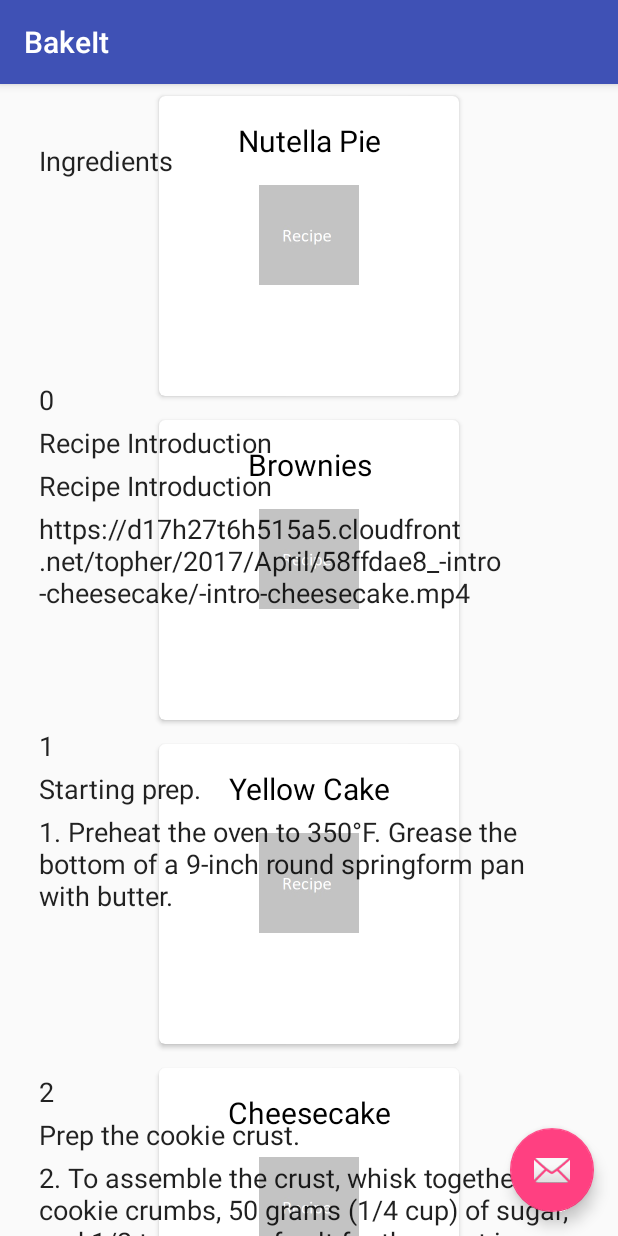
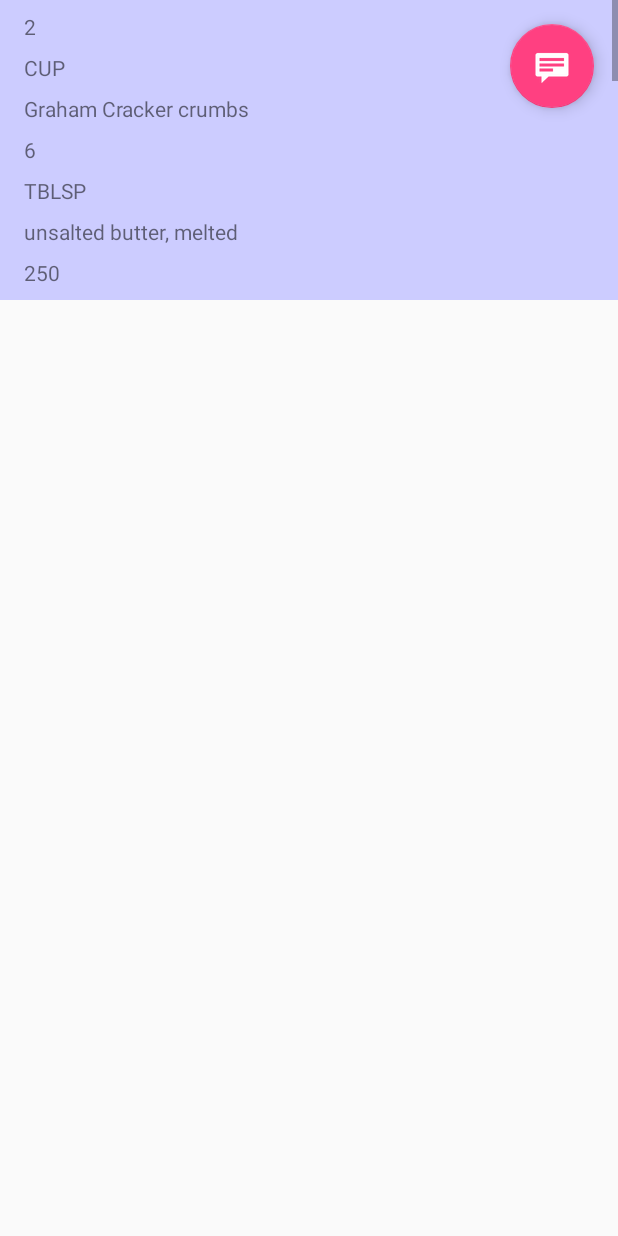
Before and after one commit to GregIzzo/udacity_nanoand_bakeit, an Android app: the fragment RecipeStepsFragment placed in its activity, after a tap on "Ingredients", on a phone screen of 412 x 824 dp. Run offline under Robolectric (Android 15) with nearby library versions, the phone set to English and light mode, and no system bars; our stand-ins replace Picasso; pictures from the network do not load.

Commit message:
feat: Trimming down the 'steps' list
Removing unneeded info/elements from the 'steps' list

```diff
--- a/app/src/main/java/com/example/android/udacity_nanoand_bakeit/RecipeStepsFragment.java
+++ b/app/src/main/java/com/example/android/udacity_nanoand_bakeit/RecipeStepsFragment.java
@@ -100,8 +100,10 @@ public class RecipeStepsFragment extends Fragment  implements RecipeStepsRecycle
 
         if (listPosition == 0){
             //ingredients
-
+            Intent intent = new Intent(getActivity(), ingredient_list_activity.class);
+            startActivity(intent);
         } else {
+            RecipeJSON.setCurrentRecipeStep(listPosition-1);
             Intent intent = new Intent(getActivity(), StepDetailActivity.class);
             //    intent.putExtra(RecipeStepsFragment.ARG_RECIPE_INDEX, listPosition);
             startActivity(intent);
--- a/app/src/main/java/com/example/android/udacity_nanoand_bakeit/RecipeStepsRecyclerAdapter.java
+++ b/app/src/main/java/com/example/android/udacity_nanoand_bakeit/RecipeStepsRecyclerAdapter.java
@@ -49,9 +49,9 @@ public class RecipeStepsRecyclerAdapter extends RecyclerView.Adapter<RecipeSteps
 
         public final TextView stepId;
         public final TextView stepShortDesc;
-        public final TextView stepLongDesc;
-        public final TextView stepVideoURL;
-        public final TextView stepImageURL;
+        //public final TextView stepLongDesc;
+        //public final TextView stepVideoURL;
+      //  public final TextView stepImageURL;
 
 
         public RecipeStepsAdapterViewHolder( View itemView) {
@@ -61,9 +61,9 @@ public class RecipeStepsRecyclerAdapter extends RecyclerView.Adapter<RecipeSteps
 
             stepId = itemView.findViewById(R.id.tv_recipe_id);
             stepShortDesc = itemView.findViewById(R.id.tv_recipe_shortdescription);
-            stepLongDesc = itemView.findViewById(R.id.tv_recipe_description);
-            stepVideoURL = itemView.findViewById(R.id.tv_recipe_videourl);
-            stepImageURL = itemView.findViewById(R.id.tv_recipe_imageurl);
+           // stepLongDesc = itemView.findViewById(R.id.tv_recipe_description);
+           // stepVideoURL = itemView.findViewById(R.id.tv_recipe_videourl);
+           // stepImageURL = itemView.findViewById(R.id.tv_recipe_imageurl);
 
 
             itemView.setOnClickListener(this);
@@ -136,18 +136,18 @@ public class RecipeStepsRecyclerAdapter extends RecyclerView.Adapter<RecipeSteps
       //  RecipeStepsAdapterViewHolder.listItemRecipeName.setText(RecipeJSON.getRecipeName(position));
     if (position == 0) {
         //Position 0 is the 'Ingredients' step
-        RecipeStepsAdapterViewHolder.stepId.setText("");
+      // RecipeStepsAdapterViewHolder.stepId.setText("");
         RecipeStepsAdapterViewHolder.stepShortDesc.setText(R.string.ingredient_step);
-        RecipeStepsAdapterViewHolder.stepLongDesc.setText("");
-        RecipeStepsAdapterViewHolder.stepVideoURL.setText("");
-        RecipeStepsAdapterViewHolder.stepImageURL.setText("");
+       // RecipeStepsAdapterViewHolder.stepLongDesc.setText("");
+      //  RecipeStepsAdapterViewHolder.stepVideoURL.setText("");
+       // RecipeStepsAdapterViewHolder.stepImageURL.setText("");
     } else {
         int step = position -1;
-        RecipeStepsAdapterViewHolder.stepId.setText("" + RecipeJSON.getCurrRecipeStepId(step));
+        RecipeStepsAdapterViewHolder.stepId.setText("" + (RecipeJSON.getCurrRecipeStepId(step)+1));
         RecipeStepsAdapterViewHolder.stepShortDesc.setText(RecipeJSON.getCurrRecipeStepShortDescription(step));
-        RecipeStepsAdapterViewHolder.stepLongDesc.setText(RecipeJSON.getCurrRecipeStepDescription(step));
-        RecipeStepsAdapterViewHolder.stepVideoURL.setText(RecipeJSON.getCurrRecipeStepVideoURL(step));
-        RecipeStepsAdapterViewHolder.stepImageURL.setText(RecipeJSON.getCurrRecipeStepThumbnailURL(step));
+       // RecipeStepsAdapterViewHolder.stepLongDesc.setText(RecipeJSON.getCurrRecipeStepDescription(step));
+       // RecipeStepsAdapterViewHolder.stepVideoURL.setText(RecipeJSON.getCurrRecipeStepVideoURL(step));
+       // RecipeStepsAdapterViewHolder.stepImageURL.setText(RecipeJSON.getCurrRecipeStepThumbnailURL(step));
     }
         /*
         if (imagePath != null && imagePath.length() > 0) {
--- a/app/src/main/java/com/example/android/udacity_nanoand_bakeit/StepDetailFragment.java
+++ b/app/src/main/java/com/example/android/udacity_nanoand_bakeit/StepDetailFragment.java
@@ -64,7 +64,10 @@ public class StepDetailFragment extends Fragment  implements RecipeStepsRecycler
     public View onCreateView(LayoutInflater inflater, ViewGroup container,
                              Bundle savedInstanceState) {
         View rootView = inflater.inflate(R.layout.fragment_step_detail, container, false);
-
+        //tv_stepinstructions
+        String s = RecipeJSON.getCurrRecipeStepDescription(RecipeJSON.getCurrentRecipeStepNum());
+        TextView tv = rootView.findViewById(R.id.tv_stepinstructions);
+        tv.setText(s);
 
 
         return rootView;
--- a/app/src/main/java/com/example/android/udacity_nanoand_bakeit/data/RecipeJSON.java
+++ b/app/src/main/java/com/example/android/udacity_nanoand_bakeit/data/RecipeJSON.java
@@ -9,7 +9,7 @@ import org.json.JSONObject;
 public class RecipeJSON {
     private static JSONArray dataJSONArray = null;//array of recipe objects
     private static JSONObject currentRecipe = null;// currently selected recipe
-
+    private static int currentRecipeStepNum =0;
     private static String TAG = "RecipeJSON";
 
     public static JSONArray getData() {
@@ -50,6 +50,17 @@ public class RecipeJSON {
     }
     public static JSONObject getCurrentRecipe(){
         return currentRecipe;
+    }
+    public static void setCurrentRecipeStep(int whatStep) {
+        currentRecipeStepNum =0;
+        if (dataJSONArray != null && currentRecipe != null){
+            if (whatStep < getCurrRecipeStepCount()){
+                currentRecipeStepNum = whatStep;
+            }
+        }
+    }
+    public static int getCurrentRecipeStepNum(){
+        return currentRecipeStepNum;
     }
     public static JSONObject getRecipe(int position){
         if (dataJSONArray == null) return null;
@@ -209,7 +220,50 @@ public class RecipeJSON {
         }
 
     }
+    public static String getCurrRecipeIngredientString(int offset, String key){
+        if (dataJSONArray == null) return "";
+        if (currentRecipe == null) return "";
+        try{
+            JSONArray steps = currentRecipe.getJSONArray("ingredients");
+            if (offset <= steps.length()){
+                return steps.getJSONObject(offset).getString(key);
+            } else {
+                return "";
+            }
+        } catch (JSONException e){
+            Log.d(TAG, "getCurrRecipeIngredientString: offset:"+offset+" key:"+key+" JSON ERROR:" + e.getLocalizedMessage());
+            return "";
+        }
 
+    }
+
+    public static int getCurrRecipeIngredientInt(int offset, String key){
+        if (dataJSONArray == null) return -1;
+        if (currentRecipe == null) return -1;
+        try {
+            JSONArray ingredientList = currentRecipe.getJSONArray("ingredients");
+            if (offset <= ingredientList.length()){
+                return ingredientList.getJSONObject(offset).getInt(key);
+            } else {
+                return -1;
+            }
+        } catch (JSONException e){
+            Log.d(TAG, "getCurrRecipeIngredientInt: offset:"+offset+" key:"+key+" JSON ERROR:" + e.getLocalizedMessage());
+            return -1;
+        }
+    }
+    public static int getCurrRecipeIngredientsCount(){
+        if (dataJSONArray == null) return 0;
+        if (currentRecipe == null) return 0;
+        try {
+            JSONArray ingredientList = currentRecipe.getJSONArray("ingredients");
+           return ingredientList.length();
+        } catch (JSONException e){
+            Log.d(TAG, "getCurrRecipeIngredientsCount:  JSON ERROR:" + e.getLocalizedMessage());
+            return 0;
+        }
+
+    }
     /* ******************************************************************************* */
 
     public static int size(){
--- /dev/null
+++ b/app/src/main/java/com/example/android/udacity_nanoand_bakeit/ingredient_list_activity.java
@@ -0,0 +1,63 @@
+package com.example.android.udacity_nanoand_bakeit;
+
+import android.content.Intent;
+import android.os.Bundle;
+import android.support.v7.app.AppCompatActivity;
+import android.util.Log;
+import android.view.LayoutInflater;
+import android.view.MenuItem;
+import android.view.View;
+import android.widget.LinearLayout;
+import android.widget.TextView;
+
+import com.example.android.udacity_nanoand_bakeit.data.RecipeJSON;
+
+public class ingredient_list_activity extends AppCompatActivity {
+
+    @Override
+    protected void onCreate(Bundle savedInstanceState) {
+        super.onCreate(savedInstanceState);
+        setContentView(R.layout.activity_ingredients_list);
+        LinearLayout mLayout=(LinearLayout)findViewById(R.id.list_container);
+
+
+        if (savedInstanceState == null) {
+           //Add item for each ingredient
+            int ingCount = RecipeJSON.getCurrRecipeIngredientsCount();
+            Log.d("GGG", "ingredient_list_activity.onCreate ingredient count= " + ingCount);
+
+            for (int i=0; i<ingCount; i++){
+                View view = LayoutInflater.from(this).inflate(R.layout.ingredient_view, null);
+
+                TextView tvQuantity = (TextView) view.findViewById(R.id.tv_quantity);
+                TextView tvMeasure = (TextView) view.findViewById(R.id.tv_measure);
+                TextView tvIngredient = (TextView) view.findViewById(R.id.tv_ingredient);
+                Log.d("GGG", "ingredient_list_activity.onCreate: tvQuantity="+tvQuantity+" tvmeasure="+tvMeasure+" tvIngredient="+tvIngredient);
+                tvQuantity.setText("" + RecipeJSON.getCurrRecipeIngredientInt(i,"quantity"));
+                tvMeasure.setText(RecipeJSON.getCurrRecipeIngredientString(i,"measure"));
+                tvIngredient.setText(RecipeJSON.getCurrRecipeIngredientString(i,"ingredient"));
+
+                mLayout.addView(view);
+
+            }
+
+        }
+    }
+
+
+    @Override
+    public boolean onOptionsItemSelected(MenuItem item) {
+        int id = item.getItemId();
+        if (id == android.R.id.home) {
+            // This ID represents the Home or Up button. In the case of this
+            // activity, the Up button is shown. For
+            // more details, see the Navigation pattern on Android Design:
+            //
+            // http://developer.android.com/design/patterns/navigation.html#up-vs-back
+            //
+            navigateUpTo(new Intent(this, RecipeStepsActivity.class));
+            return true;
+        }
+        return super.onOptionsItemSelected(item);
+    }
+}
--- a/app/src/main/res/layout/activity_ingredients_list.xml
+++ b/app/src/main/res/layout/activity_ingredients_list.xml
@@ -1,7 +1,43 @@
-<?xml version="1.0" encoding="utf-8"?>
-<ScrollView xmlns:android="http://schemas.android.com/apk/res/android"
+<android.support.design.widget.CoordinatorLayout xmlns:android="http://schemas.android.com/apk/res/android"
+    xmlns:app="http://schemas.android.com/apk/res-auto"
+    xmlns:tools="http://schemas.android.com/tools"
     android:layout_width="match_parent"
-    android:layout_height="match_parent">
+    android:layout_height="match_parent"
+    android:fitsSystemWindows="true"
+    tools:context="com.example.android.udacity_nanoand_bakeit.ingredient_list_activity"
+    tools:ignore="MergeRootFrame">
+
+    <android.support.design.widget.AppBarLayout
+        android:id="@+id/app_bar"
+        android:layout_width="match_parent"
+        android:layout_height="@dimen/app_bar_height"
+        android:fitsSystemWindows="true"
+        android:theme="@style/ThemeOverlay.AppCompat.Dark.ActionBar">
+
+        <android.support.design.widget.CollapsingToolbarLayout
+            android:id="@+id/toolbar_layout"
+            android:layout_width="match_parent"
+            android:layout_height="match_parent"
+            android:fitsSystemWindows="true"
+            app:contentScrim="?attr/colorPrimary"
+            app:layout_scrollFlags="scroll|exitUntilCollapsed"
+            app:toolbarId="@+id/toolbar">
+
+            <android.support.v7.widget.Toolbar
+                android:id="@+id/detail_toolbar"
+                android:layout_width="match_parent"
+                android:layout_height="?attr/actionBarSize"
+                app:layout_collapseMode="pin"
+                app:popupTheme="@style/ThemeOverlay.AppCompat.Light" />
+
+        </android.support.design.widget.CollapsingToolbarLayout>
+
+    </android.support.design.widget.AppBarLayout>
+
+    <ScrollView
+        android:layout_width="match_parent"
+        android:layout_height="200dp"
+        android:background="@color/backgroundLight">
         <LinearLayout
             android:id="@+id/list_container"
             android:layout_width="match_parent"
@@ -10,6 +46,16 @@
             >
 
         </LinearLayout>
+    </ScrollView>
 
+    <android.support.design.widget.FloatingActionButton
+        android:id="@+id/fab"
+        android:layout_width="wrap_content"
+        android:layout_height="wrap_content"
+        android:layout_gravity="center_vertical|start"
+        android:layout_margin="@dimen/fab_margin"
+        app:layout_anchor="@+id/list_container"
+        app:layout_anchorGravity="top|end"
+        app:srcCompat="@android:drawable/stat_notify_chat" />
 
-</ScrollView>
+</android.support.design.widget.CoordinatorLayout>
--- a/app/src/main/res/layout/activity_recipesteps_detail.xml
+++ b/app/src/main/res/layout/activity_recipesteps_detail.xml
@@ -1,4 +1,5 @@
-<android.support.design.widget.CoordinatorLayout xmlns:android="http://schemas.android.com/apk/res/android"
+<android.support.design.widget.CoordinatorLayout
+    xmlns:android="http://schemas.android.com/apk/res/android"
     xmlns:app="http://schemas.android.com/apk/res-auto"
     xmlns:tools="http://schemas.android.com/tools"
     android:layout_width="match_parent"
--- a/app/src/main/res/layout/ingredient_view.xml
+++ b/app/src/main/res/layout/ingredient_view.xml
@@ -1,51 +1,43 @@
 <?xml version="1.0" encoding="utf-8"?>
-<android.support.constraint.ConstraintLayout xmlns:android="http://schemas.android.com/apk/res/android"
+<LinearLayout xmlns:android="http://schemas.android.com/apk/res/android"
     xmlns:app="http://schemas.android.com/apk/res-auto"
     xmlns:tools="http://schemas.android.com/tools"
+    android:id="@+id/cl_ingredient_view"
     android:layout_width="match_parent"
-    android:layout_height="match_parent">
+    android:layout_height="wrap_content"
+    android:orientation="vertical">
 
 
     <TextView
         android:id="@+id/tv_quantity"
-        android:layout_width="0dp"
+        android:layout_width="match_parent"
         android:layout_height="wrap_content"
-        android:layout_marginStart="16dp"
+
         android:layout_marginLeft="16dp"
         android:layout_marginTop="8dp"
         android:text="TextView"
-        app:layout_constraintStart_toStartOf="parent"
-        app:layout_constraintTop_toTopOf="parent"
-        app:layout_constraintRight_toLeftOf="@id/tv_measure"
+        android:background="@color/backgroundLight"
         tools:text="QUANTITY" />
 
     <TextView
         android:id="@+id/tv_measure"
-        android:layout_width="0dp"
+        android:layout_width="match_parent"
         android:layout_height="wrap_content"
-        android:layout_marginEnd="16dp"
-
-        android:layout_marginStart="8dp"
+        android:layout_marginLeft="16dp"
         android:layout_marginTop="8dp"
         android:text="TextView"
-        app:layout_constraintEnd_toEndOf="parent"
-        app:layout_constraintLeft_toRightOf="@+id/tv_quantity"
-        app:layout_constraintStart_toEndOf="@+id/tv_quantity"
-        app:layout_constraintTop_toTopOf="parent"
+        android:background="@color/backgroundLight"
         tools:text="MEASURE" />
 
     <TextView
         android:id="@+id/tv_ingredient"
-        android:layout_width="0dp"
+        android:layout_width="match_parent"
         android:layout_height="wrap_content"
-        android:layout_marginEnd="16dp"
         android:layout_marginLeft="16dp"
         android:layout_marginTop="8dp"
         android:text="TextView"
 
-        app:layout_constraintTop_toBottomOf="@id/tv_quantity"
-        app:layout_constraintLeft_toLeftOf="parent"
-        app:layout_constraintRight_toRightOf="parent"
+        android:background="@color/backgroundLight"
         tools:text="INGREDIENT" />
 
-</android.support.constraint.ConstraintLayout>
+</LinearLayout>
--- a/app/src/main/res/layout/recipes_list.xml
+++ b/app/src/main/res/layout/recipes_list.xml
@@ -2,7 +2,7 @@
 <android.support.v7.widget.RecyclerView xmlns:android="http://schemas.android.com/apk/res/android"
     xmlns:app="http://schemas.android.com/apk/res-auto"
     xmlns:tools="http://schemas.android.com/tools"
-    android:id="@+id/recipe_list"
+    android:id="@+id/recipe_list_OLD"
     android:name="com.example.android.bakeit.RecipeListFragment"
     android:layout_width="match_parent"
     android:layout_height="match_parent"
--- a/app/src/main/res/values/styles.xml
+++ b/app/src/main/res/values/styles.xml
@@ -7,11 +7,13 @@
         <item name="colorPrimary">@color/colorPrimary</item>
         <item name="colorPrimaryDark">@color/colorPrimaryDark</item>
         <item name="colorAccent">@color/colorAccent</item>
+        <item name="coordinatorLayoutStyle">@style/Widget.Design.CoordinatorLayout</item>
     </style>
 
     <style name="AppTheme.NoActionBar">
         <item name="windowActionBar">false</item>
         <item name="windowNoTitle">true</item>
+
     </style>
 
     <style name="AppTheme.AppBarOverlay" parent="ThemeOverlay.AppCompat.Dark.ActionBar" />
```
Also changed, not shown: app/src/main/AndroidManifest.xml (+8 -0 lines), app/src/main/res/layout/activity_recipes_list.xml (+12 -2 lines). Lines whose indentation alone changed are shown as unchanged.
